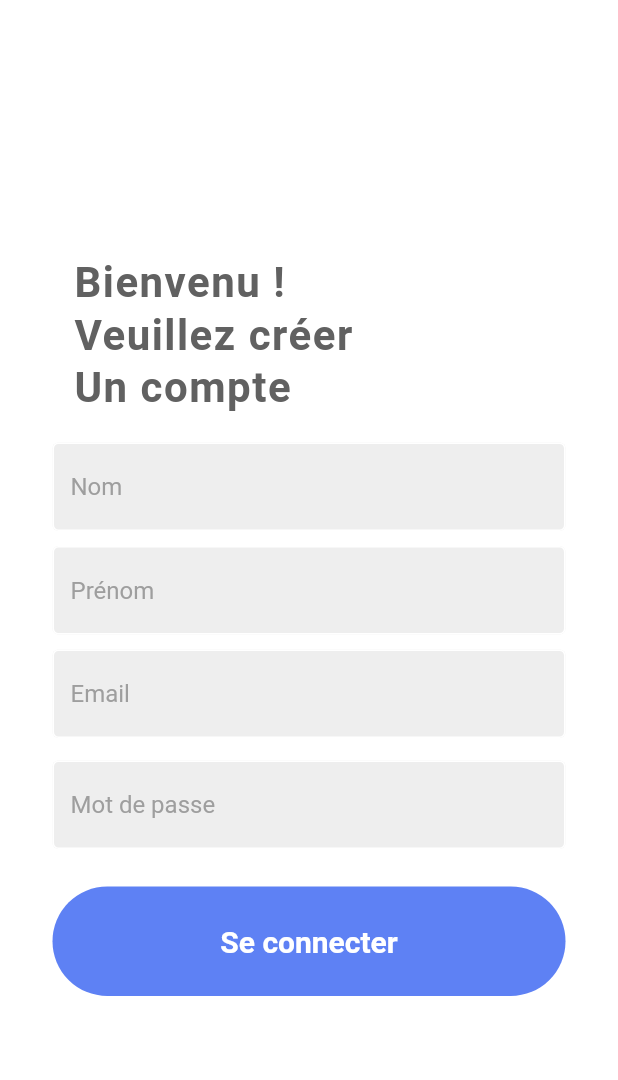
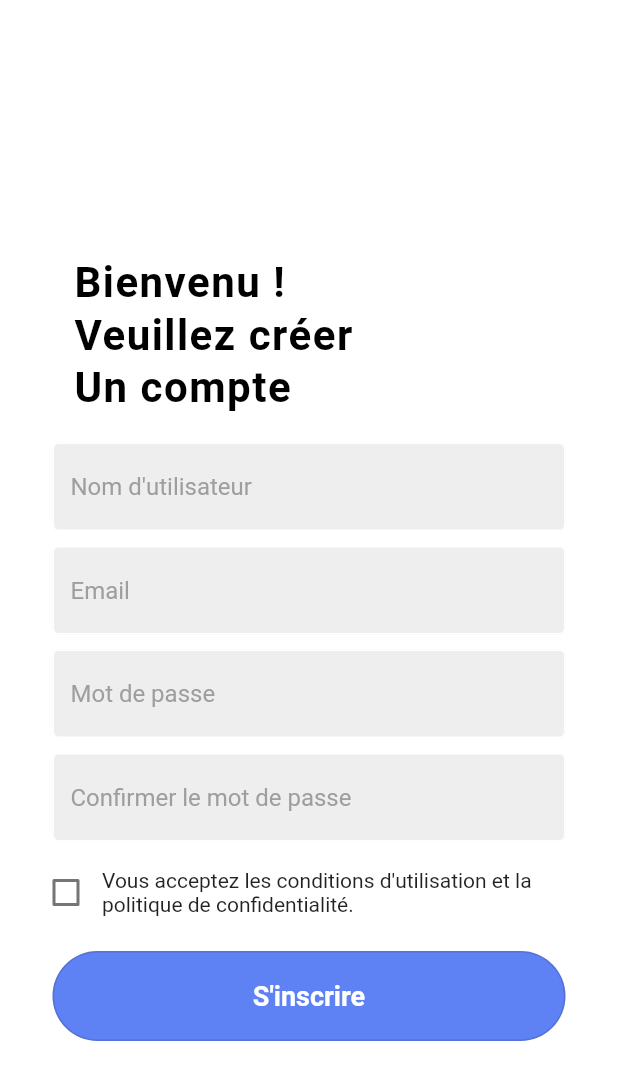
Before and after one commit to mochelbeb/Route-Dz, a Flutter app: the screen it shows after launch, after a tap on "Inscrivez vous", on a phone screen of 412 x 824 dp. Shown: the top 1080 px of the screen. Run offline on Flutter 3.47's test engine with Material 2 defaults, Android fonts, the phone set to English and light mode, and no system bars; our stand-ins replace auto_size_text, easy_debounce, font_awesome_flutter, gap, get, line_icons and 1 more; missing offline and left inert: mapbox_gl.

Commit message:
login and signup

```diff
--- a/lib/components/my_button.dart
+++ /dev/null
@@ -1,32 +0,0 @@
-import 'package:flutter/material.dart';
-
-class MyButton extends StatelessWidget {
-  final Function()? onTap;
-
-  const MyButton({super.key, required this.onTap});
-
-  @override
-  Widget build(BuildContext context) {
-    return GestureDetector(
-      onTap: onTap,
-      child: Container(
-        padding: const EdgeInsets.all(25),
-        margin: const EdgeInsets.symmetric(horizontal: 25),
-        decoration: BoxDecoration(
-          color: Color(0xFF5E81F4),
-          borderRadius: BorderRadius.circular(50),
-        ),
-        child: const Center(
-          child: Text(
-            "Se connecter",
-            style: TextStyle(
-              color: Colors.white,
-              fontWeight: FontWeight.bold,
-              fontSize: 20,
-            ),
-          ),
-        ),
-      ),
-    );
-  }
-}
--- a/lib/pages/login.dart
+++ b/lib/pages/login.dart
@@ -1,6 +1,5 @@
 import 'package:flutter/material.dart';
 import 'package:gap/gap.dart';
-import 'package:tariki/components/my_button.dart';
 import 'package:tariki/components/my_textfield.dart';
 import 'package:tariki/pages/signup.dart';
 
@@ -10,11 +9,10 @@ class LoginPage extends StatelessWidget {
   final usernameController = TextEditingController();
   final passwordController = TextEditingController();
 
-  // sign user in method
-  void signUserIn() {}
-
   @override
   Widget build(BuildContext context) {
+    double height = MediaQuery.of(context).size.height;
+    double width = MediaQuery.of(context).size.width;
     return Scaffold(
       backgroundColor: Colors.white,
       body: Center(
@@ -23,36 +21,35 @@ class LoginPage extends StatelessWidget {
             padding: EdgeInsets.all(10),
             child: Column(
             children: [
-
-
-              Text(
+              const Text(
                 'Bonjour !\nVeuillez-vous                \nConnecter ',
-                style: TextStyle(
+                 style: TextStyle(
                   color: Colors.black,
                   fontSize: 28,
                   fontWeight: FontWeight.w600,
                   letterSpacing: 1,
                   height: 1.25,
                 ),
+              ),
 
-              ),
               const Gap(20),
-              // username textfield
 
               MyTextField(
                 controller: usernameController,
                 hintText: 'Email',
                 obscureText: false,
               ),
+
               const Gap(10),
-              // password textfield
+
               MyTextField(
                 controller: passwordController,
                 hintText: 'Mot de passe',
                 obscureText: true,
               ),
+
               const Gap(10),
-              // forgot password?
+
               Padding(
                 padding: const EdgeInsets.symmetric(horizontal: 25.0),
                 child: Row(
@@ -65,46 +62,24 @@ class LoginPage extends StatelessWidget {
                   ],
                 ),
               ),
-              const Gap(15),
-              // sign in button
-              MyButton(onTap: signUserIn,),
-              const Gap(15),
-              /* or continue with
-              Padding(
-                padding: const EdgeInsets.symmetric(horizontal: 25.0),
-                child: Row(
-                  children: [
-                    Expanded(
-                      child: Divider(
-                        thickness: 0.5,
-                        color: Colors.grey[400],
-                      ),
-                    ),
-                    Padding(
-                      padding: const EdgeInsets.symmetric(horizontal: 10.0),
-                      child: Text(
-                        'Ou continuer avec',
-                        style: TextStyle(color: Colors.grey[700]),
-                      ),
-                    ),
-                    Expanded(
-                      child: Divider(
-                        thickness: 0.5,
-                        color: Colors.grey[400],
-                      ),
-                    ),
-                  ],
-                ),
-              ),
-              const Gap(10),
-              // google + apple sign in buttons
-             // _colorTile('lib/images/google.png',"Continuer avec Google"),
-              //const Gap(10),
-            //  _colorTile('lib/images/facebook-logo-png-23.png',"Continuer avec Facebook"),
-*/
 
               const Gap(15),
-              // not a member? register now
+
+              OutlinedButton(
+                style: OutlinedButton.styleFrom(
+                    backgroundColor: Color(0xFF5E81F4),
+                    fixedSize: Size(width - 70, 60),
+                    shape: RoundedRectangleBorder(
+                      borderRadius: BorderRadius.circular(50),
+                    )
+                  ),
+                  onPressed: (){},
+                  child: Text("Se connecter" ,
+                  style: TextStyle( color: Colors.white,fontSize: 18,fontWeight: FontWeight.w600,), ),
+                  ),
+
+              const Gap(15),
+
               Column(
                 children: [
                   Row(
@@ -112,7 +87,7 @@ class LoginPage extends StatelessWidget {
                     children: [
                       Text(
                          "Vous n'avez pas de compte ?",
-                         style: TextStyle(
+                          style: TextStyle(
                           color: Colors.grey[700]
                           ),
                           ),
@@ -131,12 +106,13 @@ class LoginPage extends StatelessWidget {
                           fontWeight: FontWeight.bold,
                           decoration: TextDecoration.underline,
                           ),
-
                         ),
                       )
                     ],
                   ),
+
               const Gap(10),
+
               const Text(
                 'Continuer sans compte',
                 style: TextStyle(
@@ -153,25 +129,4 @@ class LoginPage extends StatelessWidget {
     ),
   );
 }
-/*Widget _colorTile(String imagePath, String text) {
-  return Container(
-    padding: EdgeInsets.symmetric(horizontal: 0),
-    margin:EdgeInsets.symmetric(horizontal: 20),
-    decoration: BoxDecoration(
-      border: Border.all(color: Colors.white),
-      borderRadius: BorderRadius.circular(50),
-      color: Colors.grey[200],
-    ),
-    child: ListTile(
-      contentPadding: const EdgeInsets.symmetric(horizontal: 40, vertical: 3),
-      leading: Image.asset(
-        imagePath,
-        height: 40,
-      ),
-      title: Text(
-        text,
-        ),
-    ),
-  );
- }*/
 }
--- a/lib/pages/signup.dart
+++ b/lib/pages/signup.dart
@@ -1,6 +1,5 @@
 import 'package:flutter/material.dart';
 import 'package:gap/gap.dart';
-import 'package:tariki/components/my_button.dart';
 import 'package:tariki/components/my_textfield.dart';
 
 
@@ -10,11 +9,10 @@ class SignupPage extends StatelessWidget {
   final usernameController = TextEditingController();
   final passwordController = TextEditingController();
 
-  // sign user in method
-  void signUserIn() {}
-
   @override
   Widget build(BuildContext context) {
+    double height = MediaQuery.of(context).size.height;
+    double width = MediaQuery.of(context).size.width;
     return Scaffold(
       backgroundColor: Colors.white,
       body: Center(
@@ -24,103 +22,82 @@ class SignupPage extends StatelessWidget {
             child: Column(
             children: [
               const Gap(40),
-              Text(
+              const Text(
                 'Bienvenu !\nVeuillez créer                \nUn compte  ',
                 style: TextStyle(
-                  color: Colors.grey[700],
+                  color: Colors.black,
                   fontSize: 28,
                   fontWeight: FontWeight.w600,
                   letterSpacing: 1,
                   height: 1.25,
                 ),
+              ),
 
-              ),
               const Gap(20),
-              // username textfield
-                                          MyTextField(
+
+              MyTextField(
                 controller: usernameController,
-                hintText: 'Nom',
-                obscureText: false,
-              ),
-                            const Gap(10),
-MyTextField(
-                controller: usernameController,
-                hintText: 'Prénom',
+                hintText: "Nom d'utilisateur",
                 obscureText: false,
               ),
 
               const Gap(10),
+
               MyTextField(
                 controller: usernameController,
                 hintText: 'Email',
                 obscureText: false,
               ),
-              const Gap(15),
-              // password textfield
+
+              const Gap(10),
+
               MyTextField(
                 controller: passwordController,
                 hintText: 'Mot de passe',
                 obscureText: true,
               ),
+
               const Gap(10),
-              // forgot password?
+
+              MyTextField(
+                controller: passwordController,
+                hintText: 'Confirmer le mot de passe',
+                obscureText: true,
+              ),
+
+              const Gap(10),
+
+              Padding(
+                padding: const EdgeInsets.symmetric(horizontal: 10),
+                child: Row(
+                  children: [
+                    Checkbox(value: false, onChanged: (checked){
+                      print(checked);
+                    },
+                    ),
+                    Text("Vous acceptez les conditions d'utilisation et la \npolitique de confidentialité."),
+                  ],
+                ),
+              ),
 
               const Gap(15),
-              // sign in button
-              MyButton(
-                onTap: signUserIn,),
-              const Gap(15),
 
-              const Gap(15),
-              /* not a member? register now
-              Column(
-                children: [
-                  Row(
-                    mainAxisAlignment: MainAxisAlignment.center,
-                    children: [
-                      Text(
-                         "Vous n'avez pas de compte ?",
-                         style: TextStyle(
-                          color: Colors.grey[700]
-                          ),
-                          ),
-                      const SizedBox(width: 4),
-                      InkWell(
-  onTap: () {
-    Navigator.push(
-      context,
-      MaterialPageRoute(builder: (context) =>  SignupPage()),
-    );
-  },
-                          child: const Text(
-                        'Inscrivez vous',
-                        style: TextStyle(
-                          color: Color(0xFF5E81F4),
-                          fontWeight: FontWeight.bold,
-                          decoration: TextDecoration.underline,
-                          ),
-
-                        ),
-                      )
-                    ],
+              OutlinedButton(
+                style: OutlinedButton.styleFrom(
+                    backgroundColor: Color(0xFF5E81F4),
+                    fixedSize: Size(width - 70, 60),
+                    shape: RoundedRectangleBorder(
+                      borderRadius: BorderRadius.circular(50),
+                    )
                   ),
-              const Gap(10),
-              const Text(
-                'Continuer sans compte',
-                style: TextStyle(
-                  color: Color.fromARGB(255, 47, 96, 139),
-                  fontWeight: FontWeight.bold,
-                  decoration: TextDecoration.underline,
-                  ),
-                ),
-              ],
-
-            ),*/
+                  onPressed: (){},
+                  child: Text("S'inscrire" , style:TextStyle( color: Colors.white,fontSize: 18,fontWeight: FontWeight.w600,),
+              ),
+            ),
           ],
         ),
       ),
     ),
   );
 }
-
 }
```
Also changed, not shown: lib/views/profile.dart (added).
